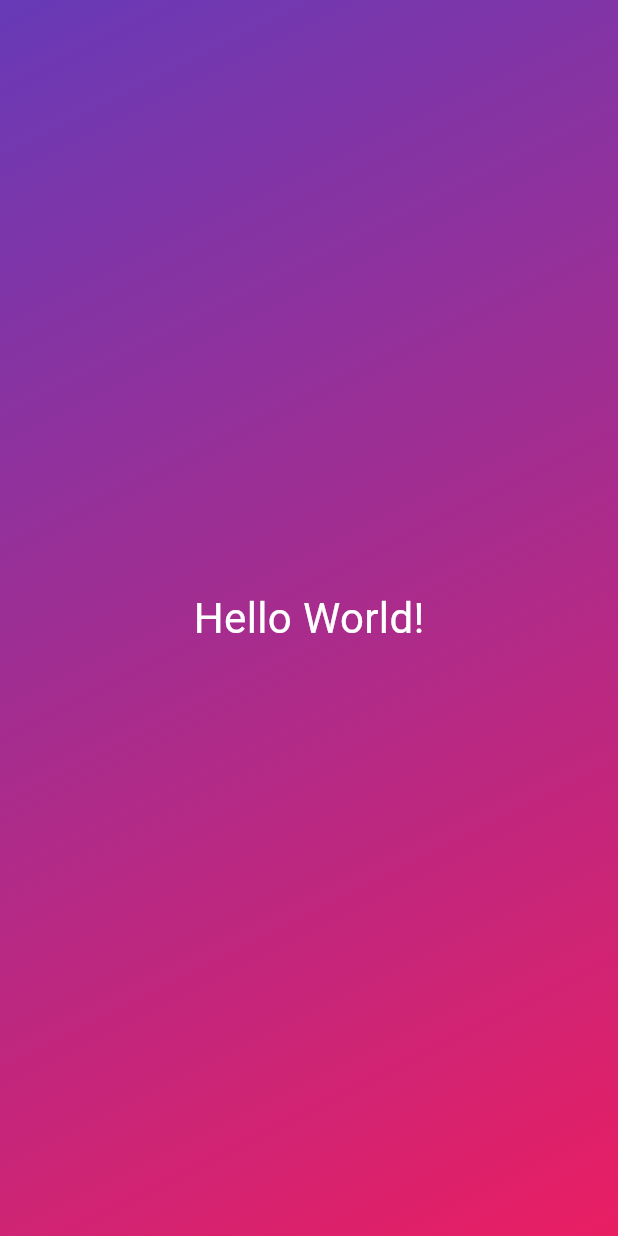
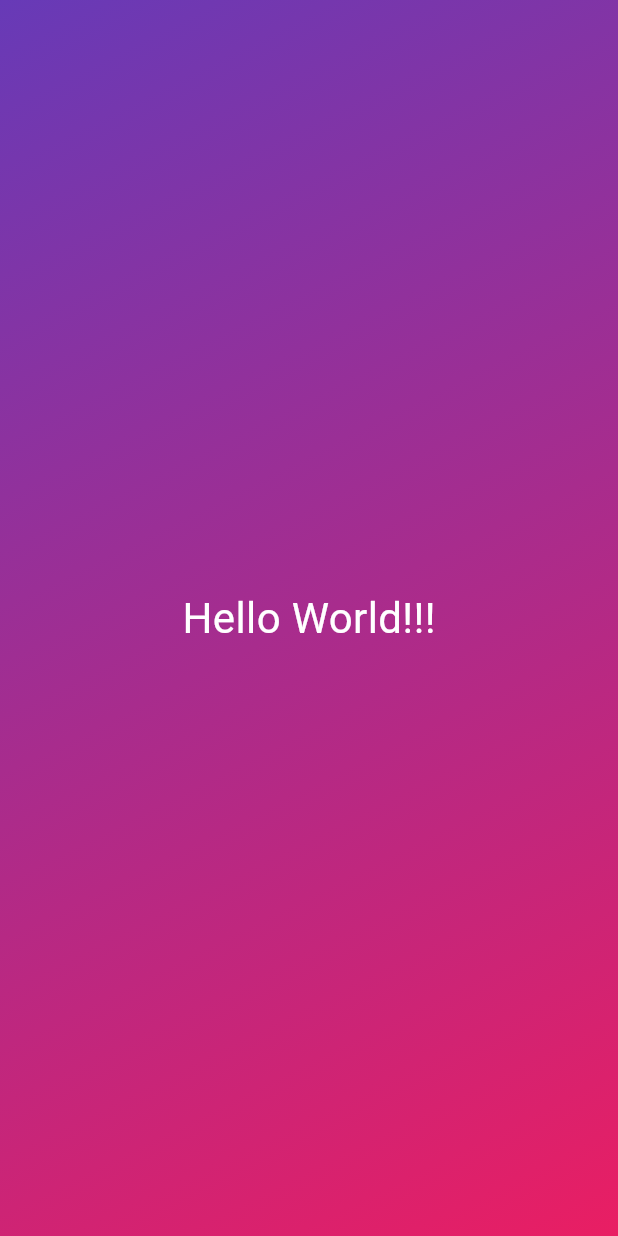
Before and after one commit to WinZCode/roll_dice_first_app, a Flutter app: the screen it shows after launch, on a phone screen of 412 x 824 dp. Run offline on Flutter 3.47's test engine with Material 3 defaults, Android fonts, the phone set to English and light mode, and no system bars.

```diff
--- a/lib/main.dart
+++ b/lib/main.dart
@@ -4,25 +4,35 @@ void main() {
   runApp(
     MaterialApp(
       home: Scaffold(
-        body: Container(
+        body: GradientContainer(),
+      ),
+    ),
+  );
+}
+
+class GradientContainer extends StatelessWidget {
+  @override
+  Widget build(context) {
+    return Container(
       decoration: const BoxDecoration(
         gradient: LinearGradient(
-              colors: [Colors.deepPurple, Colors.pink],
+          colors: [
+            Colors.deepPurple,
+            Colors.pink,
+          ],
           begin: Alignment.topLeft,
           end: Alignment.bottomRight,
         ),
       ),
       child: const Center(
         child: Text(
-              'Hello World!',
+          'Hello World!!!',
           style: TextStyle(
             color: Colors.white,
             fontSize: 28,
           ),
         ),
       ),
-        ),
-      ),
-    ),
     );
   }
+}
```
Lines whose indentation alone changed are shown as unchanged.
